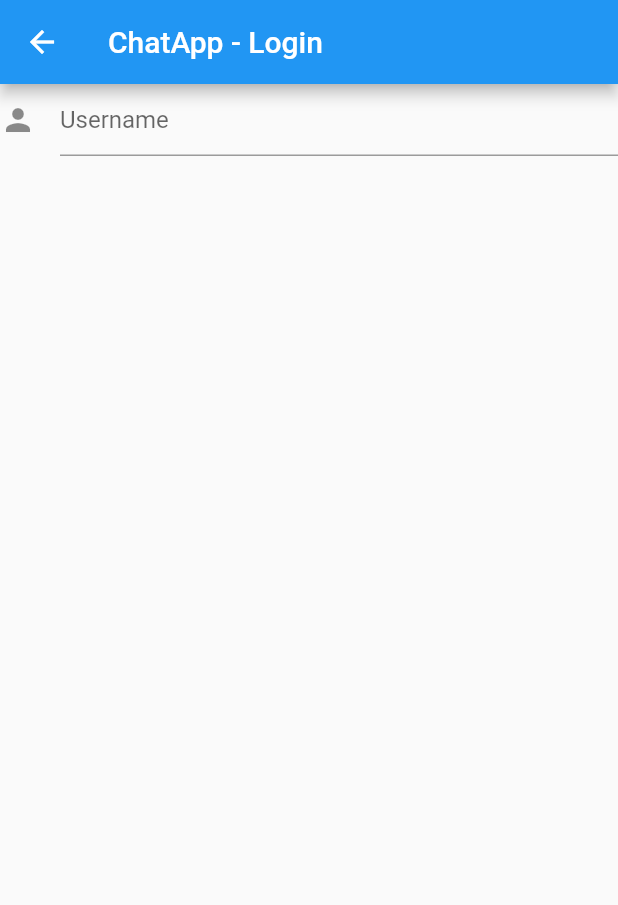
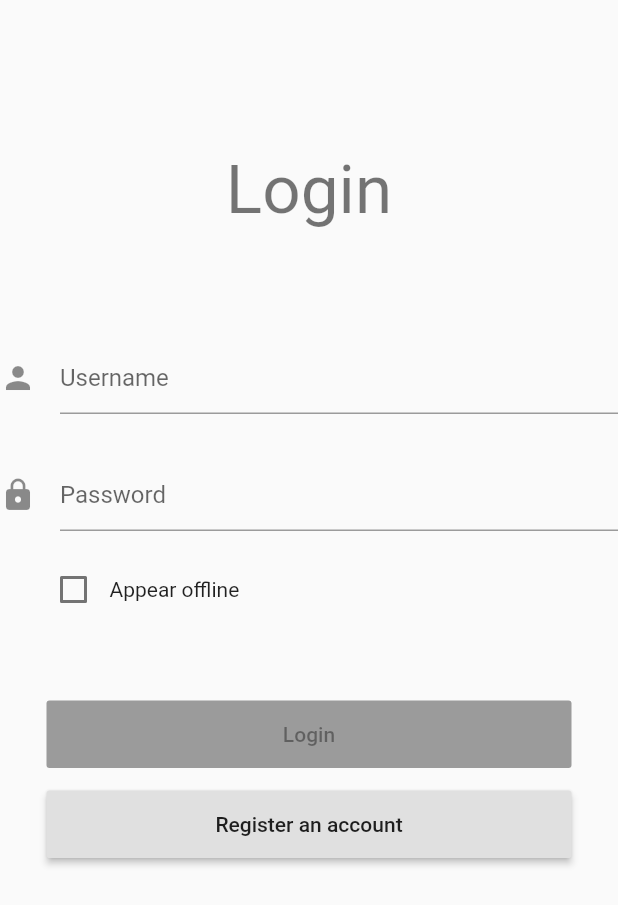
Before and after one commit to lazpeng/chatapp, a Flutter app: the screen it shows after launch, on a phone screen of 412 x 824 dp. Shown: the top 905 px of the screen. Run offline on Flutter 3.47's test engine with Material 2 defaults, Android fonts, the phone set to English and light mode, and no system bars; our stand-ins replace flutter_datetime_picker, shared_preferences.

```diff
--- a/lib/LoginPage.dart
+++ /dev/null
@@ -1,30 +0,0 @@
-import 'package:flutter/material.dart';
-
-class LoginPage extends StatefulWidget {
-  @override
-  State<StatefulWidget> createState() => _LoginPageState();
-}
-
-class _LoginPageState extends State<LoginPage> {
-
-  @override
-  Widget build(BuildContext context) {
-    return Scaffold(
-      appBar: AppBar(
-        title: Text("ChatApp - Login")
-      ),
-      body: Center(
-        child: Column(
-          children: [
-            TextFormField(
-              decoration: InputDecoration(
-                icon: Icon(Icons.person),
-                hintText: "Username"
-              ),
-            )
-          ],
-        ),
-      )
-    );
-  }
-}
--- a/lib/main.dart
+++ b/lib/main.dart
@@ -1,11 +1,10 @@
 import 'package:flutter/material.dart';
 
-import 'MainPage.dart';
+import 'views/MainPage.dart';
 
 void main() => runApp(MyApp());
 
 class MyApp extends StatelessWidget {
-
   // This widget is the root of your application.
   @override
   Widget build(BuildContext context) {
@@ -21,7 +20,13 @@ class MyApp extends StatelessWidget {
           // or simply save your changes to "hot reload" in a Flutter IDE).
           // Notice that the counter didn't reset back to zero; the application
           // is not restarted.
-        primarySwatch: Colors.blue,
+          brightness: Brightness.light,
+          primarySwatch: Colors.deepPurple,
+          accentColor: Colors.deepPurpleAccent),
+      darkTheme: ThemeData(
+          brightness: Brightness.dark,
+          primarySwatch: Colors.deepPurple,
+          accentColor: Colors.deepPurpleAccent
       ),
       home: MainPage(),
     );
--- /dev/null
+++ b/lib/models/responses/LoginResponse.dart
@@ -0,0 +1,6 @@
+class LoginResponse {
+  String token;
+  String userId;
+  bool success;
+  String errorMessage;
+}
--- /dev/null
+++ b/lib/views/LoginPage.dart
@@ -0,0 +1,126 @@
+import 'package:chatapp/services/AccountService.dart';
+import 'package:chatapp/views/RegisterPage.dart';
+import 'package:flutter/material.dart';
+
+import 'MainPage.dart';
+
+class LoginPage extends StatefulWidget {
+  @override
+  State<StatefulWidget> createState() => _LoginPageState();
+}
+
+class _LoginPageState extends State<LoginPage> {
+  String _username = "";
+  String _password = "";
+  bool _appearOffline = false;
+
+  var duringLogin = false;
+
+  bool isLoginEnabled() {
+    return _username.trim().length != 0 && _password.trim().length != 0;
+  }
+
+  @override
+  Widget build(BuildContext context) {
+    if (duringLogin) {
+      return Material(
+        child: Padding(
+          padding: EdgeInsets.only(top: 200),
+          child: Column(
+            children: [
+              Text("Logging in...", style: Theme.of(context).textTheme.headline6),
+              const SizedBox(height: 30),
+              CircularProgressIndicator()
+            ],
+          )
+        )
+      );
+    } else {
+      return Material(
+          child: SingleChildScrollView(
+              child: Column(
+                children: [
+                  const SizedBox(height: 100),
+                  Text("Login", style: Theme.of(context).textTheme.headline3),
+                  const SizedBox(height: 75),
+                  TextFormField(
+                    decoration: InputDecoration(icon: Icon(Icons.person), hintText: "Username"),
+                    initialValue: _username,
+                    onChanged: (text) {
+                      _username = text;
+                      setState(() {});
+                    }
+                  ),
+                  const SizedBox(height: 30),
+                  TextFormField(
+                    decoration: InputDecoration(
+                        icon: Icon(Icons.lock), hintText: "Password"),
+                    obscureText: true,
+                    initialValue: _password,
+                    onChanged: (text) {
+                      _password = text;
+                      setState(() {});
+                    }
+                  ),
+                  const SizedBox(height: 15),
+                  Row(
+                    children: [
+                      const SizedBox(width: 25),
+                      Checkbox(value: _appearOffline, activeColor: Theme.of(context).accentColor, onChanged: (value) {
+                        _appearOffline = value;
+                        setState(() {});
+                      }),
+                      Text("Appear offline", style: Theme.of(context).textTheme.bodyText2)
+                    ],
+                  ),
+                  const SizedBox(height: 50),
+                  SizedBox(
+                      width: 350,
+                      height: 45,
+                      child: RaisedButton(
+                        child: Text("Login"),
+                        padding: const EdgeInsets.all(10),
+                        onPressed: isLoginEnabled()
+                            ? () {
+                                setState(() {
+                                  duringLogin = true;
+
+                                  accountService.performLogin(_username, _password, false).then((message) {
+                                    if(message.isEmpty) {
+                                      // Login was a success
+                                      Navigator.pushReplacement(context, MaterialPageRoute(builder: (context) => MainPage()));
+
+                                      return null;
+                                    } else {
+                                      setState(() {
+                                          duringLogin = false;
+                                        });
+
+                                      return showDialog(context: context, builder: (_) {
+                                        return AlertDialog(
+                                          title: Text("Login", style: Theme.of(context).textTheme.headline6),
+                                          content: Text("An error ocurred during login: $message")
+                                        );
+                                      });
+                                    }
+                                  });
+                                });
+                              }
+                            : null,
+                      )),
+                  const SizedBox(height: 15),
+                  SizedBox(
+                      width: 350,
+                      height: 45,
+                      child: RaisedButton(
+                        child: Text("Register an account"),
+                        padding: const EdgeInsets.all(10),
+                        onPressed: () {
+                          Navigator.push(context, MaterialPageRoute(builder: (context) => RegisterPage()));
+                        },
+                      )),
+                ],
+          )));
+    }
+  }
+}
--- a/lib/MainPage.dart
+++ b/lib/views/MainPage.dart
@@ -17,7 +17,7 @@ class _MainPageState extends State<MainPage> {
       builder: (context, AsyncSnapshot<SessionSettings> settings) {
         if(settings.hasData) {
           if(settings.data.sessionToken == "") {
-            Future.microtask(() => Navigator.push(
+            Future.microtask(() => Navigator.pushReplacement(
               context,
               MaterialPageRoute(builder: (context) => LoginPage())
             ));
--- a/pubspec.yaml
+++ b/pubspec.yaml
@@ -27,6 +27,8 @@ dependencies:
   http: any
   shared_preferences: any
   sqflite: any
+  flutter_datetime_picker: ^1.3.4
+  intl: ^0.16.1
 
 dev_dependencies:
   flutter_test:
```
Also changed, not shown: lib/SessionSettings.dart (+10 -0 lines), lib/models/LoginSettings.dart (renamed from lib/LoginSettings.dart, +8 -7 lines), lib/models/ServerSettings.dart (added, +24 -0 lines), lib/models/UserModel.dart (added, +25 -0 lines), lib/services/AccountService.dart (added, +75 -0 lines), lib/services/BaseService.dart (added, +18 -0 lines), lib/views/RegisterPage.dart (added, +177 -0 lines), lib/models/ServerInfoModel.dart (added), pubspec.lock, 1 other file. Lines whose indentation alone changed are shown as unchanged.
